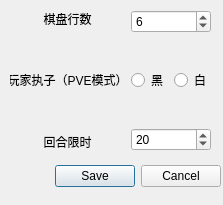
programming-team-X-C-X/Surakarta-private, file settings_dialog.ui: the form before one commit.
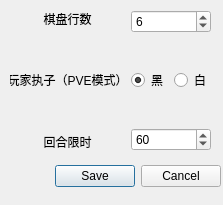
The form after the commit.

What changed in the file:
```diff
--- a/settings_dialog.ui
+++ b/settings_dialog.ui
@@ -131,6 +131,9 @@
           <property name="text">
            <string>黑</string>
           </property>
+          <property name="checked">
+           <bool>true</bool>
+          </property>
          </widget>
         </item>
         <item>
@@ -158,7 +161,7 @@
       <item>
        <widget class="QSpinBox" name="timeLimitBox">
         <property name="value">
-         <number>20</number>
+         <number>60</number>
         </property>
        </widget>
       </item>
```
Left out of the diff: 4 changed lines with no effect on the pictures.
